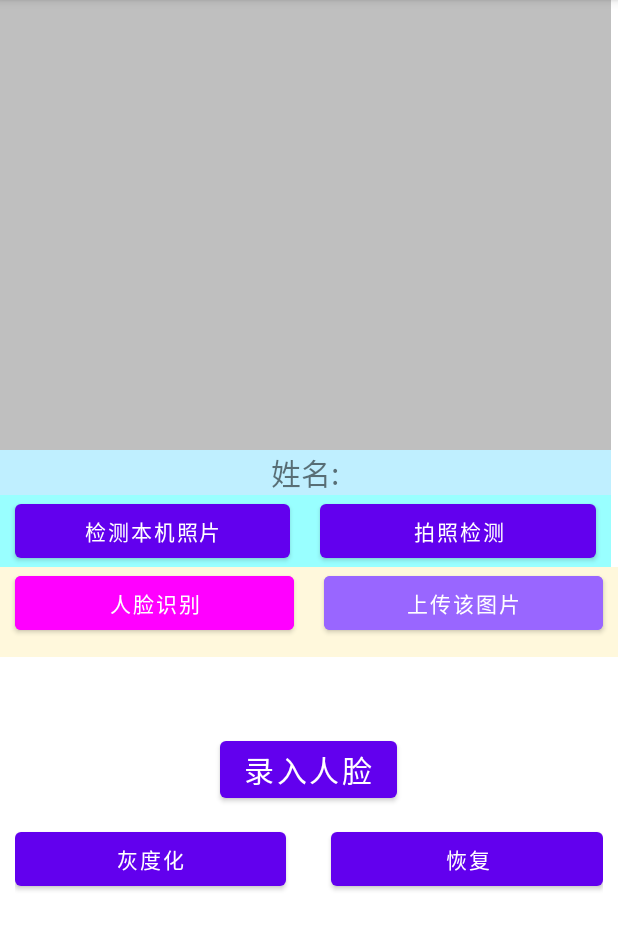
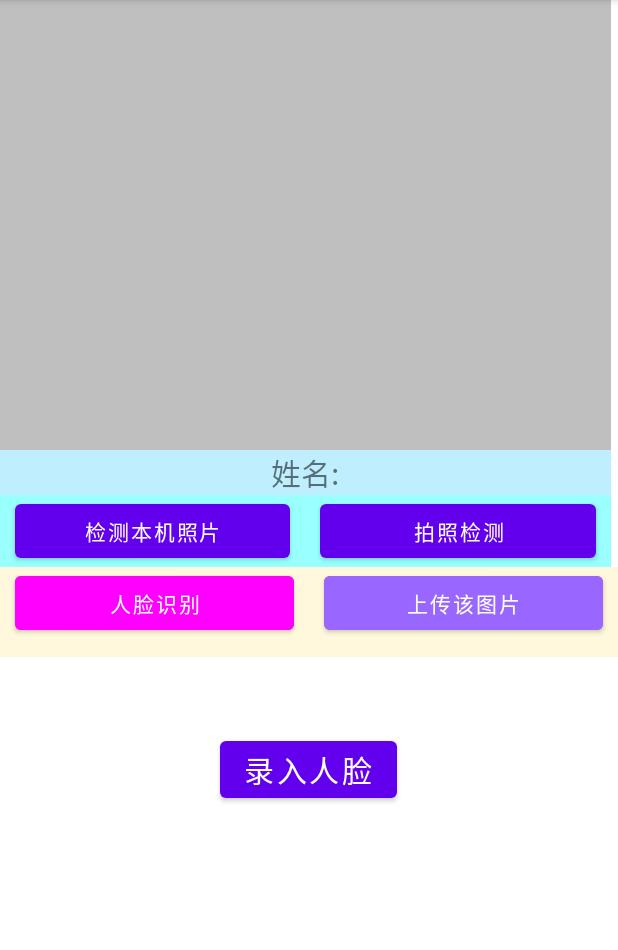
Before and after one commit to ppd324/FaceIdentificationAndroid, an Android app: the screen it shows after launch (MainActivity), on a phone screen of 412 x 824 dp, the part 84-1034 px from its top. Run offline under Robolectric (Android 15) with nearby library versions, the phone set to English and light mode, and no system bars; libraries missing offline, so code that uses them is left out: org.opencv.android, org.opencv.core; pictures from the network do not load; 5 statements that could not run were skipped.

Commit message:
删除无用布局和控件

```diff
--- a/app/src/main/java/com/example/faceidentification/MainActivity.java
+++ b/app/src/main/java/com/example/faceidentification/MainActivity.java
@@ -57,13 +57,10 @@ public class MainActivity extends AppCompatActivity {
     }
 
     private ActivityMainBinding binding;
-    private ImageView image;
 
     private ImageView faceImage;
 
     private ImageView faceDetect;
-
-    private Bitmap bitmap;
 
     private Bitmap faceBitmap;
 
@@ -75,10 +72,8 @@ public class MainActivity extends AppCompatActivity {
 
     private Button detectLocalButton;
 
-    private Button changeButton;
     private Button faceDetectButton;
 
-    private Button recoverButton;
 
     private Button faceRecordButton;
 
@@ -87,8 +82,6 @@ public class MainActivity extends AppCompatActivity {
     private ActivityResultLauncher getCameraPhotoLauncher;
 
     public static TextView recognitionResText;
-
-    private File tempFile;
 
     private File currentImageFile = null;
 
@@ -195,13 +188,11 @@ public class MainActivity extends AppCompatActivity {
 
     private void initItems() {
         //加载默认照片
-        bitmap = BitmapFactory.decodeStream(getClass().getResourceAsStream("/res/drawable/test1.png"));
+        //bitmap = BitmapFactory.decodeStream(getClass().getResourceAsStream("/res/drawable/test1.png"));
 //        bitmap = BitmapFactory.decodeResource(getResources(), R.mipmap.ic_launcher);
         faceBitmap = BitmapFactory.decodeStream(getClass().getResourceAsStream("/res/drawable/zhou.jpg"));
 
         //获取button
-        changeButton = findViewById(R.id.changGrayButton);
-        recoverButton = findViewById(R.id.RecoverButton);
         faceDetectButton = findViewById(R.id.faceDetectButton);
         faceRecordButton = findViewById(R.id.faceRecord);
         detectLocalButton = findViewById(R.id.detectLocalButton);
@@ -209,12 +200,8 @@ public class MainActivity extends AppCompatActivity {
 
         faceImage = findViewById(R.id.faceImage);
         faceImage.setImageBitmap(faceBitmap);
-        textView = findViewById(R.id.textView1);
         recognitionResText = findViewById(R.id.recognitionResText);
         faceDetect = findViewById(R.id.faceDetectRes);
-
-        image = findViewById(R.id.image);
-        image.setImageBitmap(bitmap);
 
         if (Build.VERSION.SDK_INT >= Build.VERSION_CODES.R) {
             if (!Environment.isExternalStorageManager()) {
@@ -312,33 +299,6 @@ public class MainActivity extends AppCompatActivity {
 
         //faceDetect.setImageBitmap(faceBitmap);
 
-        recoverButton.setOnClickListener(new View.OnClickListener() {
-            @Override
-            public void onClick(View v) {
-                image.setImageBitmap(bitmap);
-            }
-        });
-
-        changeButton.setOnClickListener(new View.OnClickListener() {
-            @Override
-            public void onClick(View v) {
-                Mat srcMat = new Mat();
-                Mat dstMat = new Mat();
-                if (bitmap != null) {
-                    System.out.println("convert image");
-                    Utils.bitmapToMat(bitmap, srcMat);
-                    //Utils.bitmapToMat(bitmap,dstMat);
-                    //Imgproc.cvtColor(srcMat,dstMat,Imgproc.COLOR_BGRA2GRAY);
-                    convertColor(srcMat.getNativeObjAddr(), dstMat.getNativeObjAddr());
-                    Bitmap graybitmap = Bitmap.createBitmap(dstMat.width(), dstMat.height(), Bitmap.Config.ARGB_8888);
-
-                    Utils.matToBitmap(dstMat, graybitmap);
-                    image.setImageBitmap(graybitmap);
-                } else {
-                    System.out.println("bitmap is null");
-                }
-            }
-        });
 
         faceDetectButton.setOnClickListener(new View.OnClickListener() {
             @Override
--- a/app/src/main/res/layout/activity_main.xml
+++ b/app/src/main/res/layout/activity_main.xml
@@ -123,43 +123,11 @@
             android:layout_gravity="center_horizontal">
 
         </Button>
-    </LinearLayout>
+    </LinearLayout><![CDATA[
 
 
-    <ImageView
-        android:id="@+id/image"
-        android:layout_width="wrap_content"
-        android:layout_height="wrap_content"
-        tools:layout_editor_absoluteX="133dp"
-        tools:layout_editor_absoluteY="483dp"
-        tools:srcCompat="@tools:sample/avatars"
-        android:layout_gravity="center"/>
     />
-    <LinearLayout
-        android:layout_width="match_parent"
-        android:layout_height="wrap_content"
-        android:orientation="horizontal"
-        android:layout_margin="10dp">
-        <Button
-            android:id="@+id/changGrayButton"
-            android:layout_width="0dp"
-            android:layout_weight="1"
-            android:layout_height="wrap_content"
-            android:text="灰度化"
-            tools:layout_editor_absoluteX="157dp"
-            tools:layout_editor_absoluteY="400dp"
-            android:layout_marginRight="30dp"/>
 
-        <Button
-            android:id="@+id/RecoverButton"
-            android:layout_width="0dp"
-            android:layout_weight="1"
-            android:layout_height="wrap_content"
-            android:text="恢复" />
-    </LinearLayout>
-    <TextView
-        android:id="@+id/textView1"
-        android:layout_width="match_parent"
-        android:layout_height="wrap_content" />
 
+    ]]>
 </LinearLayout>
```
